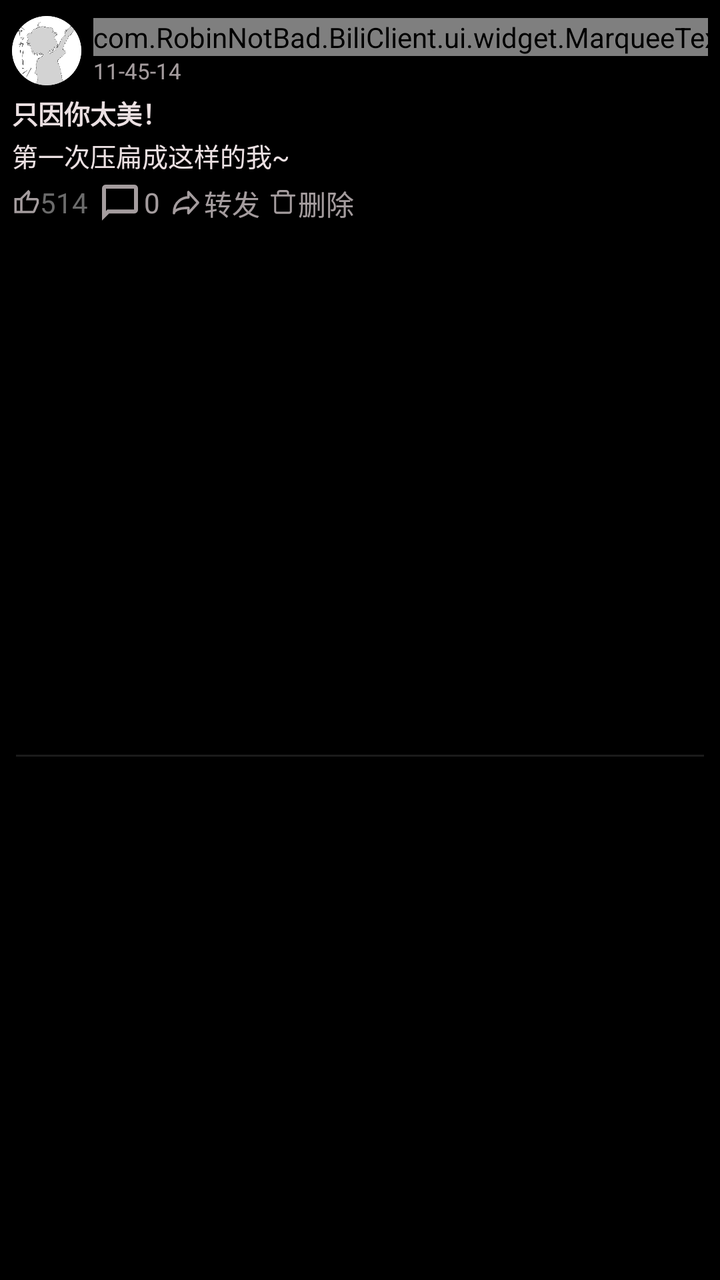
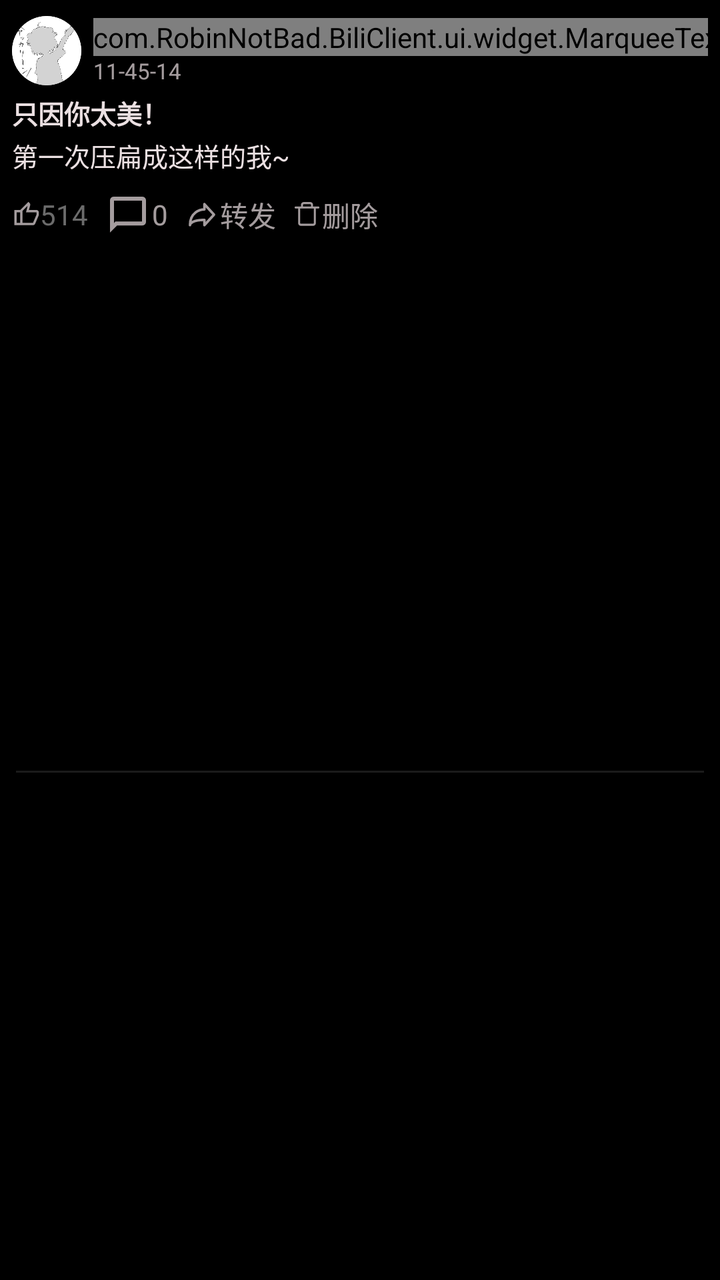

Before-and-after screenshots of an Android layout around one commit, followed by the original layout XML and the change that was made.
<!-- AndroidManifest.xml: application theme Theme.BiliClient -->
<!-- res/layout/cell_dynamic.xml -->
<?xml version="1.0" encoding="utf-8"?>

<androidx.constraintlayout.widget.ConstraintLayout xmlns:android="http://schemas.android.com/apk/res/android"
    xmlns:app="http://schemas.android.com/apk/res-auto"
    xmlns:tools="http://schemas.android.com/tools"
    android:paddingHorizontal="@dimen/activity_padding_horizontal"
    android:layout_width="match_parent"
    android:layout_height="wrap_content">

    <ImageView
        android:id="@+id/avatar"
        android:layout_width="0dp"
        android:layout_height="0dp"
        android:layout_marginTop="8dp"
        android:adjustViewBounds="true"
        app:layout_constraintBottom_toBottomOf="@id/pubdate"
        app:layout_constraintDimensionRatio="1:1"
        app:layout_constraintStart_toStartOf="parent"
        app:layout_constraintTop_toTopOf="parent"
        android:src="@mipmap/akari" />

    <com.RobinNotBad.BiliClient.ui.widget.MarqueeTextView
        android:id="@+id/username"
        android:layout_width="wrap_content"
        android:layout_height="wrap_content"
        android:layout_marginStart="6dp"
        android:layout_marginTop="1dp"
        android:singleLine="true"
        android:text="蔡徐坤"
        app:layout_constraintBottom_toTopOf="@+id/pubdate"
        app:layout_constraintStart_toEndOf="@id/avatar"
        app:layout_constraintTop_toTopOf="@id/avatar" />

    <TextView
        android:id="@+id/pubdate"
        android:layout_width="wrap_content"
        android:layout_height="wrap_content"
        android:layout_marginStart="6dp"
        android:layout_marginBottom="1dp"
        android:alpha="0.7"
        android:text="11-45-14"
        android:textSize="11sp"
        app:layout_constraintBottom_toBottomOf="@id/avatar"
        app:layout_constraintStart_toEndOf="@id/avatar"
        app:layout_constraintTop_toBottomOf="@id/username" />

    <TextView
        android:id="@+id/title"
        android:layout_width="0dp"
        android:layout_height="wrap_content"
        android:layout_marginTop="4dp"
        android:ellipsize="end"
        android:text="只因你太美！"
        android:textSize="13sp"
        android:textStyle="bold"
        app:layout_constraintEnd_toEndOf="parent"
        app:layout_constraintStart_toStartOf="parent"
        app:layout_constraintTop_toBottomOf="@id/avatar"
        tools:ignore="TouchTargetSizeCheck" />

    <TextView
        android:id="@+id/content"
        android:layout_width="0dp"
        android:layout_height="wrap_content"
        android:layout_marginTop="2dp"
        android:ellipsize="end"
        android:text="第一次压扁成这样的我~"
        android:textSize="13sp"
        app:layout_constraintEnd_toEndOf="parent"
        app:layout_constraintStart_toStartOf="parent"
        app:layout_constraintTop_toBottomOf="@id/title"
        tools:ignore="TouchTargetSizeCheck" />

    <TextView
        android:id="@+id/dynamic_vote_extra"
        android:layout_width="0dp"
        android:layout_height="wrap_content"
        android:layout_marginTop="4dp"
        android:alpha="0.9"
        android:ellipsize="end"
        android:lines="1"
        android:textColor="@color/link"
        android:textSize="13sp"
        android:visibility="gone"
        app:layout_constraintEnd_toEndOf="parent"
        app:layout_constraintStart_toStartOf="parent"
        app:layout_constraintTop_toBottomOf="@id/content"
        tools:ignore="TouchTargetSizeCheck" />

    <LinearLayout
        android:id="@+id/extraCard"
        android:layout_width="0dp"
        android:layout_height="wrap_content"
        android:layout_marginTop="4dp"
        android:orientation="vertical"
        android:visibility="gone"
        app:layout_constraintEnd_toEndOf="parent"
        app:layout_constraintStart_toStartOf="parent"
        app:layout_constraintTop_toBottomOf="@id/dynamic_vote_extra">

        <include
            android:id="@+id/dynamic_child"
            layout="@layout/cell_dynamic_child"
            android:layout_width="match_parent"
            android:layout_height="match_parent"
            android:visibility="gone" />

        <include
            android:id="@+id/dynamic_video_extra"
            layout="@layout/cell_dynamic_video"
            android:layout_width="match_parent"
            android:layout_height="match_parent"
            android:visibility="gone" />

        <include
            android:id="@+id/dynamic_image_extra"
            layout="@layout/cell_dynamic_image"
            android:layout_width="match_parent"
            android:layout_height="match_parent"
            android:visibility="gone" />

        <include
            android:id="@+id/dynamic_article_extra"
            layout="@layout/cell_dynamic_article"
            android:layout_width="match_parent"
            android:layout_height="match_parent"
            android:visibility="gone" />
    </LinearLayout>

    <TextView
        android:id="@+id/likes"
        android:layout_width="wrap_content"
        android:layout_height="20dp"
        android:layout_marginTop="4dp"
        android:gravity="center_vertical"
        android:textColor="@color/text_gray"
        android:text="514"
        android:alpha="0.7"
        android:textSize="14sp"
        app:drawableStartCompat="@drawable/icon_reply_like0"
        app:layout_constraintStart_toStartOf="parent"
        app:layout_constraintTop_toBottomOf="@id/extraCard" />


    <TextView
        android:id="@+id/item_dynamic_comment"
        android:layout_width="wrap_content"
        android:layout_height="20dp"
        android:layout_marginStart="4dp"
        android:textColor="@color/textwhite"
        android:gravity="center_vertical"
        android:text="0"
        android:alpha="0.7"
        app:drawableStartCompat="@drawable/icon_reply"
        app:layout_constraintStart_toEndOf="@+id/likes"
        app:layout_constraintTop_toTopOf="@+id/likes"
        android:textSize="14sp" />

    
    <TextView
        android:id="@+id/item_dynamic_share"
        android:layout_width="wrap_content"
        android:layout_height="20dp"
        android:layout_marginStart="4dp"
        android:textColor="@color/textwhite"
        android:gravity="center_vertical"
        android:text="转发"
        android:alpha="0.7"
        app:drawableStartCompat="@drawable/icon_share"
        app:layout_constraintStart_toEndOf="@+id/item_dynamic_comment"
        app:layout_constraintTop_toTopOf="@+id/likes"
        android:textSize="14sp" />

    
    <TextView
        android:id="@+id/item_dynamic_delete"
        android:layout_width="wrap_content"
        android:layout_height="20dp"
        android:layout_marginStart="4dp"
        android:gravity="center_vertical"
        android:textColor="@color/textwhite"
        android:text="删除"
        android:alpha="0.7"
        app:drawableStartCompat="@drawable/icon_delete"
        app:layout_constraintStart_toEndOf="@+id/item_dynamic_share"
        app:layout_constraintTop_toTopOf="@+id/likes"
        android:textSize="14sp" />

    <View
        android:id="@+id/divider"
        android:layout_width="match_parent"
        android:layout_height="1dp"
        android:layout_marginTop="4dp"
        android:layout_marginHorizontal="2dp"
        android:background="@color/overlay_gray"
        app:layout_constraintBottom_toBottomOf="parent"
        app:layout_constraintEnd_toEndOf="parent"
        app:layout_constraintStart_toStartOf="parent"
        app:layout_constraintTop_toBottomOf="@id/likes" />

</androidx.constraintlayout.widget.ConstraintLayout>
<!-- res/layout/cell_dynamic_child.xml (included above) -->
<?xml version="1.0" encoding="utf-8"?>

<com.google.android.material.card.MaterialCardView xmlns:android="http://schemas.android.com/apk/res/android"
    xmlns:app="http://schemas.android.com/apk/res-auto"
    xmlns:tools="http://schemas.android.com/tools"
    android:id="@+id/childCardView"
    android:padding="2dp"
    android:layout_width="match_parent"
    android:layout_height="wrap_content">

    <androidx.constraintlayout.widget.ConstraintLayout
        android:layout_width="match_parent"
        android:layout_height="wrap_content"
        android:paddingTop="8dp"
        android:paddingBottom="6dp">

        <ImageView
            android:id="@+id/child_avatar"
            android:layout_width="32dp"
            android:layout_height="0dp"
            android:layout_marginStart="8dp"
            android:adjustViewBounds="true"
            android:src="@mipmap/akari"
            app:layout_constraintDimensionRatio="1:1"
            app:layout_constraintStart_toStartOf="parent"
            app:layout_constraintTop_toTopOf="parent" />

        <com.RobinNotBad.BiliClient.ui.widget.MarqueeTextView
            android:id="@+id/child_username"
            android:layout_width="wrap_content"
            android:layout_height="wrap_content"
            android:layout_marginStart="4dp"
            android:singleLine="true"
            android:text="蔡徐坤"
            android:textSize="13sp"
            app:layout_constraintBottom_toBottomOf="@+id/child_avatar"
            app:layout_constraintStart_toEndOf="@id/child_avatar"
            app:layout_constraintTop_toTopOf="@id/child_avatar" />

        <TextView
            android:id="@+id/child_title"
            android:layout_width="0dp"
            android:layout_height="wrap_content"
            android:layout_marginStart="6dp"
            android:layout_marginTop="4dp"
            android:layout_marginEnd="6dp"
            android:ellipsize="end"
            android:text="只因你太美！"
            android:textSize="12sp"
            android:textStyle="bold"
            app:layout_constraintEnd_toEndOf="parent"
            app:layout_constraintStart_toStartOf="parent"
            app:layout_constraintTop_toBottomOf="@id/child_avatar"
            tools:ignore="TouchTargetSizeCheck" />

        <TextView
            android:id="@+id/child_content"
            android:layout_width="0dp"
            android:layout_height="wrap_content"
            android:layout_marginStart="6dp"
            android:layout_marginTop="2dp"
            android:layout_marginEnd="6dp"
            android:ellipsize="end"
            android:text="第一次压扁成这样的我~"
            android:textSize="12sp"
            app:layout_constraintEnd_toEndOf="parent"
            app:layout_constraintStart_toStartOf="parent"
            app:layout_constraintTop_toBottomOf="@id/child_title"
            tools:ignore="TouchTargetSizeCheck" />

        <LinearLayout
            android:id="@+id/child_extraCard"
            android:layout_width="0dp"
            android:layout_height="wrap_content"
            android:layout_marginStart="6dp"
            android:layout_marginTop="4dp"
            android:layout_marginEnd="6dp"
            android:orientation="vertical"
            android:visibility="gone"
            app:layout_constraintBottom_toBottomOf="parent"
            app:layout_constraintEnd_toEndOf="parent"
            app:layout_constraintStart_toStartOf="parent"
            app:layout_constraintTop_toBottomOf="@id/child_content">

            <include
                android:id="@+id/dynamic_video_child"
                layout="@layout/cell_dynamic_video"
                android:layout_width="match_parent"
                android:layout_height="match_parent"
                android:visibility="gone" />

            <include
                android:id="@+id/dynamic_image_child"
                layout="@layout/cell_dynamic_image"
                android:layout_width="match_parent"
                android:layout_height="match_parent"
                android:visibility="gone" />

            <include
                android:id="@+id/dynamic_article_child"
                layout="@layout/cell_dynamic_article"
                android:layout_width="match_parent"
                android:layout_height="match_parent"
                android:visibility="gone" />
        </LinearLayout>


    </androidx.constraintlayout.widget.ConstraintLayout>

</com.google.android.material.card.MaterialCardView>
<!-- res/layout/cell_dynamic_video.xml (included above) -->
<com.google.android.material.card.MaterialCardView xmlns:android="http://schemas.android.com/apk/res/android"
    xmlns:app="http://schemas.android.com/apk/res-auto"
    android:id="@+id/videoCardView"
    android:layout_width="match_parent"
    android:layout_height="wrap_content"
    app:layout_constraintBottom_toBottomOf="parent"
    app:layout_constraintEnd_toEndOf="parent"
    app:layout_constraintStart_toStartOf="parent"
    app:layout_constraintTop_toTopOf="parent">

    <androidx.constraintlayout.widget.ConstraintLayout
        android:layout_width="match_parent"
        android:layout_height="wrap_content"
        android:paddingTop="2dp"
        android:paddingBottom="8dp">

        <ImageView
            android:id="@+id/img_cover"
            android:layout_width="0dp"
            android:layout_height="0dp"
            android:layout_marginStart="8dp"
            android:layout_marginTop="2dp"
            android:layout_marginEnd="5dp"
            android:adjustViewBounds="true"
            app:layout_constraintBottom_toTopOf="@id/text_upname"
            app:layout_constraintDimensionRatio="16:10"
            app:layout_constraintEnd_toStartOf="@+id/guideline2"
            app:layout_constraintHorizontal_bias="0.0"
            app:layout_constraintStart_toStartOf="parent"
            app:layout_constraintTop_toTopOf="parent"
            android:src="@mipmap/placeholder" />

        <androidx.constraintlayout.widget.Guideline
            android:id="@+id/guideline2"
            android:layout_width="wrap_content"
            android:layout_height="wrap_content"
            android:orientation="vertical"
            app:layout_constraintGuide_percent="0.48" />

        <ImageView
            android:id="@+id/imageView3"
            android:layout_width="wrap_content"
            android:layout_height="0dp"
            android:layout_marginTop="1dp"
            android:layout_marginBottom="1dp"
            android:adjustViewBounds="true"
            android:alpha="0.7"
            app:layout_constraintBottom_toBottomOf="@+id/text_viewcount"
            app:layout_constraintStart_toStartOf="@+id/img_cover"
            app:layout_constraintTop_toTopOf="@+id/text_viewcount"
            app:layout_constraintVertical_bias="0.5"
            android:src="@drawable/icon_play_12" />

        <ImageView
            android:id="@+id/avatarIcon"
            android:layout_width="wrap_content"
            android:layout_height="0dp"
            android:layout_marginStart="4dp"
            android:layout_marginTop="1dp"
            android:layout_marginBottom="1dp"
            android:adjustViewBounds="true"
            android:alpha="0.7"
            app:layout_constraintBottom_toBottomOf="@+id/text_upname"
            app:layout_constraintStart_toEndOf="@+id/text_viewcount"
            app:layout_constraintTop_toTopOf="@+id/text_upname"
            android:src="@drawable/icon_person" />

        <TextView
            android:id="@+id/text_viewcount"
            android:layout_width="wrap_content"
            android:layout_height="wrap_content"
            android:layout_marginTop="6dp"
            android:alpha="0.7"
            android:textSize="10sp"
            app:layout_constraintBottom_toBottomOf="parent"
            app:layout_constraintStart_toEndOf="@+id/imageView3"
            app:layout_constraintTop_toBottomOf="@+id/img_cover"
            app:layout_constraintVertical_bias="0.0" />

        <TextView
            android:id="@+id/text_upname"
            android:layout_width="0dp"
            android:layout_height="wrap_content"
            android:alpha="0.7"
            android:ellipsize="end"
            android:lines="1"
            android:textSize="10sp"
            app:layout_constraintBottom_toBottomOf="@+id/text_viewcount"
            app:layout_constraintEnd_toEndOf="parent"
            app:layout_constraintStart_toEndOf="@+id/avatarIcon"
            app:layout_constraintTop_toTopOf="@+id/text_viewcount" />

        <TextView
            android:id="@+id/text_title"
            android:layout_width="0dp"
            android:layout_height="wrap_content"
            android:layout_marginStart="4dp"
            android:layout_marginEnd="10dp"
            android:ellipsize="end"
            android:gravity="center_vertical"
            android:maxLines="3"
            android:text="标题标题标题标题标题标题标题标题标题标题标题标题标题标题标题标题"
            android:textSize="11sp"
            app:layout_constraintBottom_toBottomOf="@+id/img_cover"
            app:layout_constraintEnd_toEndOf="parent"
            app:layout_constraintStart_toStartOf="@+id/guideline2"
            app:layout_constraintTop_toTopOf="@+id/img_cover" />

    </androidx.constraintlayout.widget.ConstraintLayout>
</com.google.android.material.card.MaterialCardView>
<!-- res/layout/cell_dynamic_image.xml (included above) -->
<?xml version="1.0" encoding="utf-8"?>

<FrameLayout xmlns:android="http://schemas.android.com/apk/res/android"
    xmlns:tools="http://schemas.android.com/tools"
    xmlns:app="http://schemas.android.com/apk/res-auto"
    android:layout_width="match_parent"
    android:layout_height="wrap_content">

    <androidx.constraintlayout.utils.widget.ImageFilterView
        android:id="@+id/imageView"
        android:layout_width="match_parent"
        android:layout_height="wrap_content"
        android:adjustViewBounds="true"
        app:round="@dimen/card_round"
        android:clickable="true"
        android:focusable="true"
        android:foreground="?android:attr/selectableItemBackground"
        android:src="@mipmap/placeholder"
        tools:ignore="UnusedAttribute" />

    <TextView
        android:id="@+id/imageCount"
        android:layout_width="wrap_content"
        android:layout_height="wrap_content"
        android:layout_gravity="end|bottom"
        android:layout_marginEnd="3dp"
        android:layout_marginBottom="3dp"
        android:background="@color/overlay_dark"
        android:text="共1张图片"
        android:textSize="12sp"
        android:visibility="gone" />
</FrameLayout>
<!-- res/layout/cell_dynamic_article.xml (included above) -->
<com.google.android.material.card.MaterialCardView xmlns:android="http://schemas.android.com/apk/res/android"
    xmlns:app="http://schemas.android.com/apk/res-auto"
    android:id="@+id/articleCardView"
    android:layout_width="match_parent"
    android:layout_height="wrap_content"
    app:layout_constraintBottom_toBottomOf="parent"
    app:layout_constraintEnd_toEndOf="parent"
    app:layout_constraintStart_toStartOf="parent"
    app:layout_constraintTop_toTopOf="parent">

    <androidx.constraintlayout.widget.ConstraintLayout
        android:layout_width="match_parent"
        android:layout_height="wrap_content"
        android:paddingTop="2dp"
        android:paddingBottom="8dp">

        <ImageView
            android:id="@+id/img_cover"
            android:layout_width="0dp"
            android:layout_height="0dp"
            android:layout_marginStart="8dp"
            android:layout_marginTop="2dp"
            android:layout_marginEnd="5dp"
            android:adjustViewBounds="true"
            app:layout_constraintBottom_toTopOf="@id/text_upname"
            app:layout_constraintDimensionRatio="16:10"
            app:layout_constraintEnd_toStartOf="@+id/guideline2"
            app:layout_constraintHorizontal_bias="0.0"
            app:layout_constraintStart_toStartOf="parent"
            app:layout_constraintTop_toTopOf="parent"
            android:src="@mipmap/placeholder" />

        <androidx.constraintlayout.widget.Guideline
            android:id="@+id/guideline2"
            android:layout_width="wrap_content"
            android:layout_height="wrap_content"
            android:orientation="vertical"
            app:layout_constraintGuide_percent="0.48" />

        <ImageView
            android:id="@+id/imageView3"
            android:layout_width="wrap_content"
            android:layout_height="0dp"
            android:layout_marginTop="1dp"
            android:layout_marginBottom="1dp"
            android:adjustViewBounds="true"
            android:alpha="0.7"
            app:layout_constraintBottom_toBottomOf="@+id/listReadTimes"
            app:layout_constraintStart_toStartOf="@+id/img_cover"
            app:layout_constraintTop_toTopOf="@+id/listReadTimes"
            app:layout_constraintVertical_bias="0.5"
            android:src="@drawable/icon_cv" />

        <ImageView
            android:id="@+id/avatarIcon"
            android:layout_width="wrap_content"
            android:layout_height="0dp"
            android:layout_marginStart="4dp"
            android:layout_marginTop="1dp"
            android:layout_marginBottom="1dp"
            android:adjustViewBounds="true"
            android:alpha="0.7"
            app:layout_constraintBottom_toBottomOf="@+id/text_upname"
            app:layout_constraintStart_toEndOf="@+id/listReadTimes"
            app:layout_constraintTop_toTopOf="@+id/text_upname"
            android:src="@drawable/icon_person" />

        <TextView
            android:id="@+id/listReadTimes"
            android:layout_width="wrap_content"
            android:layout_height="wrap_content"
            android:layout_marginTop="6dp"
            android:alpha="0.7"
            android:textSize="10sp"
            app:layout_constraintBottom_toBottomOf="parent"
            app:layout_constraintStart_toEndOf="@+id/imageView3"
            app:layout_constraintTop_toBottomOf="@+id/img_cover"
            app:layout_constraintVertical_bias="0.0" />

        <com.RobinNotBad.BiliClient.ui.widget.MarqueeTextView
            android:id="@+id/text_upname"
            android:layout_width="0dp"
            android:layout_height="wrap_content"
            android:alpha="0.7"
            android:singleLine="true"
            android:textSize="10sp"
            app:layout_constraintBottom_toBottomOf="@+id/listReadTimes"
            app:layout_constraintEnd_toEndOf="parent"
            app:layout_constraintStart_toEndOf="@+id/avatarIcon"
            app:layout_constraintTop_toTopOf="@+id/listReadTimes" />

        <TextView
            android:id="@+id/listArticleTitle"
            android:layout_width="0dp"
            android:layout_height="wrap_content"
            android:layout_marginStart="8dp"
            android:layout_marginEnd="10dp"
            android:ellipsize="end"
            android:gravity="center_vertical"
            android:maxLines="3"
            android:text="标题标题标题标题标题标题标题标题标题标题标题标题"
            android:textSize="11sp"
            app:layout_constraintBottom_toBottomOf="@+id/img_cover"
            app:layout_constraintEnd_toEndOf="parent"
            app:layout_constraintStart_toStartOf="@+id/guideline2"
            app:layout_constraintTop_toTopOf="parent" />
    </androidx.constraintlayout.widget.ConstraintLayout>
</com.google.android.material.card.MaterialCardView>
<!-- resources referenced by this layout -->
<resources>
  <color name="link">#66ccff</color>
  <color name="overlay_dark">#64555555</color>
  <color name="overlay_gray">#318C8C8C</color>
  <color name="text_gray">#999999</color>
  <color name="textwhite">#ebe0e2</color>
  <dimen name="activity_padding_horizontal">6dp</dimen>
  <dimen name="card_round">6dp</dimen>
  <!-- drawable icon_play_12 (drawable) -->
  <vector android:height="12dp"
      android:viewportHeight="24"
      android:viewportWidth="24"
      android:width="12dp"
      xmlns:android="http://schemas.android.com/apk/res/android">
      <path
          android:fillColor="#ebe0e2"
          android:pathData="M10,16.5l6,-4.5 -6,-4.5v9zM12,2C6.48,2 2,6.48 2,12s4.48,10 10,10 10,-4.48 10,-10S17.52,2 12,2zM12,20c-4.41,0 -8,-3.59 -8,-8s3.59,-8 8,-8 8,3.59 8,8 -3.59,8 -8,8z" />
  </vector>
  <!-- drawable icon_reply (drawable) -->
  <vector xmlns:android="http://schemas.android.com/apk/res/android"
      android:width="24dp"
      android:height="24dp"
      android:viewportWidth="960"
      android:viewportHeight="960">
      <path
          android:pathData="M120,840v-648q0,-29.7 21.15,-50.85T192,120h576q29.7,0 50.85,21.15T840,192v432q0,29.7 -21.15,50.85T768,696L264,696L120,840ZM226.4,617h534.6v-418L199,199v450.5l34.4,-40.5Z"
          android:fillColor="#ebe0e2" />
  </vector>
  <!-- drawable icon_share (drawable) -->
  <vector xmlns:android="http://schemas.android.com/apk/res/android"
      android:width="18dp"
      android:height="18dp"
      android:viewportWidth="24.0"
      android:viewportHeight="24.0">
      <path
          android:pathData="m20 12-6.4-7v3.5C10.4 8.5 4 10.6 4 19c0-1.167 1.92-3.5 9.6-3.5V19l6.4-7z"
          android:strokeColor="#ebe0e2"
          android:strokeWidth="1.7"
          android:strokeLineCap="round"
          android:strokeLineJoin="round" />
  </vector>
  <color name="bgblack">#000000</color>
  <color name="pink">#FBFB8787</color>
  <color name="card_border_new">#363636</color>
  <style name="TextViewSytle" parent="Widget.AppCompat.TextView">
          <item name="android:textSize">14sp</item>
          #设置默认字体大小，某些设备的默认字体偏大
      </style>
  <style name="EditTextStyle" parent="Widget.AppCompat.EditText">
          <item name="android:textColorHint">#80ffffff</item>
          <item name="android:textCursorDrawable">@drawable/cursor_drawable</item>
          <item name="android:textColor">@color/textwhite</item>
      </style>
  <style name="SwitchCompatStyle" parent="Widget.AppCompat.CompoundButton.Switch">
          <item name="android:paddingLeft">6dp</item>
          <item name="android:paddingRight">2dp</item>
          <item name="android:background">@drawable/background_edittext_setting</item>
          <item name="android:textColor">@color/textwhite</item>
      </style>
  <style name="RadioButtonStyle" parent="Widget.MaterialComponents.CompoundButton.RadioButton">
          <item name="android:minHeight">10dp</item>
      </style>
  <style name="ListStyle">
          <item name="android:descendantFocusability">afterDescendants</item>
      </style>
  <color name="bili_pink">#FE679A</color>
  <color name="color_ripple">#78FEFEFE</color>
  <!-- drawable cursor_drawable (drawable) -->
  <?xml version="1.0" encoding="utf-8"?>
  
  <shape xmlns:android="http://schemas.android.com/apk/res/android">
      <solid android:color="#eeFB7299" />
      <size android:width="2dp" />
  </shape>
  <color name="card_bg_new">#4D262626</color>
  <dimen name="card_round_new">10dp</dimen>
  <dimen name="card_stroke_new">0.5dp</dimen>
  <!-- drawable background_edittext_setting (drawable) -->
  <?xml version="1.0" encoding="utf-8"?>
  
  <shape xmlns:android="http://schemas.android.com/apk/res/android">
      <solid android:color="#cc262626" />
      <stroke
          android:width="@dimen/card_stroke"
          android:color="#70707070" />
      <corners android:radius="@dimen/card_round" />
  </shape>
  <dimen name="card_stroke">0dp</dimen>
  <!-- unchanged entries left out for length: 10 -->
</resources>

<!-- the commit's change to res/layout/cell_dynamic.xml (unified diff, before → after) -->
@@ -130,8 +130,8 @@
     <TextView
         android:id="@+id/likes"
         android:layout_width="wrap_content"
-        android:layout_height="20dp"
-        android:layout_marginTop="4dp"
+        android:layout_height="40dp"
+        android:layout_marginTop="0dp"
         android:gravity="center_vertical"
         android:textColor="@color/text_gray"
         android:text="514"
@@ -145,8 +145,8 @@
     <TextView
         android:id="@+id/item_dynamic_comment"
         android:layout_width="wrap_content"
-        android:layout_height="20dp"
-        android:layout_marginStart="4dp"
+        android:layout_height="40dp"
+        android:layout_marginStart="8dp"
         android:textColor="@color/textwhite"
         android:gravity="center_vertical"
         android:text="0"
@@ -160,8 +160,8 @@
     <TextView
         android:id="@+id/item_dynamic_share"
         android:layout_width="wrap_content"
-        android:layout_height="20dp"
-        android:layout_marginStart="4dp"
+        android:layout_height="40dp"
+        android:layout_marginStart="8dp"
         android:textColor="@color/textwhite"
         android:gravity="center_vertical"
         android:text="转发"
@@ -175,8 +175,8 @@
     <TextView
         android:id="@+id/item_dynamic_delete"
         android:layout_width="wrap_content"
-        android:layout_height="20dp"
-        android:layout_marginStart="4dp"
+        android:layout_height="40dp"
+        android:layout_marginStart="8dp"
         android:gravity="center_vertical"
         android:textColor="@color/textwhite"
         android:text="删除"
@@ -384,7 +384,7 @@
             android:layout_height="wrap_content"
             android:layout_marginTop="6dp"
             android:alpha="0.7"
-            android:textSize="10sp"
+            android:textSize="11sp"
             app:layout_constraintBottom_toBottomOf="parent"
             app:layout_constraintStart_toEndOf="@+id/imageView3"
             app:layout_constraintTop_toBottomOf="@+id/img_cover"
@@ -397,7 +397,7 @@
             android:alpha="0.7"
             android:ellipsize="end"
             android:lines="1"
-            android:textSize="10sp"
+            android:textSize="11sp"
             app:layout_constraintBottom_toBottomOf="@+id/text_viewcount"
             app:layout_constraintEnd_toEndOf="parent"
             app:layout_constraintStart_toEndOf="@+id/avatarIcon"
@@ -413,7 +413,7 @@
             android:gravity="center_vertical"
             android:maxLines="3"
             android:text="标题标题标题标题标题标题标题标题标题标题标题标题标题标题标题标题"
-            android:textSize="11sp"
+            android:textSize="12sp"
             app:layout_constraintBottom_toBottomOf="@+id/img_cover"
             app:layout_constraintEnd_toEndOf="parent"
             app:layout_constraintStart_toStartOf="@+id/guideline2"
@@ -528,7 +528,7 @@
             android:layout_height="wrap_content"
             android:layout_marginTop="6dp"
             android:alpha="0.7"
-            android:textSize="10sp"
+            android:textSize="11sp"
             app:layout_constraintBottom_toBottomOf="parent"
             app:layout_constraintStart_toEndOf="@+id/imageView3"
             app:layout_constraintTop_toBottomOf="@+id/img_cover"
@@ -540,7 +540,7 @@
             android:layout_height="wrap_content"
             android:alpha="0.7"
             android:singleLine="true"
-            android:textSize="10sp"
+            android:textSize="11sp"
             app:layout_constraintBottom_toBottomOf="@+id/listReadTimes"
             app:layout_constraintEnd_toEndOf="parent"
             app:layout_constraintStart_toEndOf="@+id/avatarIcon"
@@ -556,7 +556,7 @@
             android:gravity="center_vertical"
             android:maxLines="3"
             android:text="标题标题标题标题标题标题标题标题标题标题标题标题"
-            android:textSize="11sp"
+            android:textSize="12sp"
             app:layout_constraintBottom_toBottomOf="@+id/img_cover"
             app:layout_constraintEnd_toEndOf="parent"
             app:layout_constraintStart_toStartOf="@+id/guideline2"
